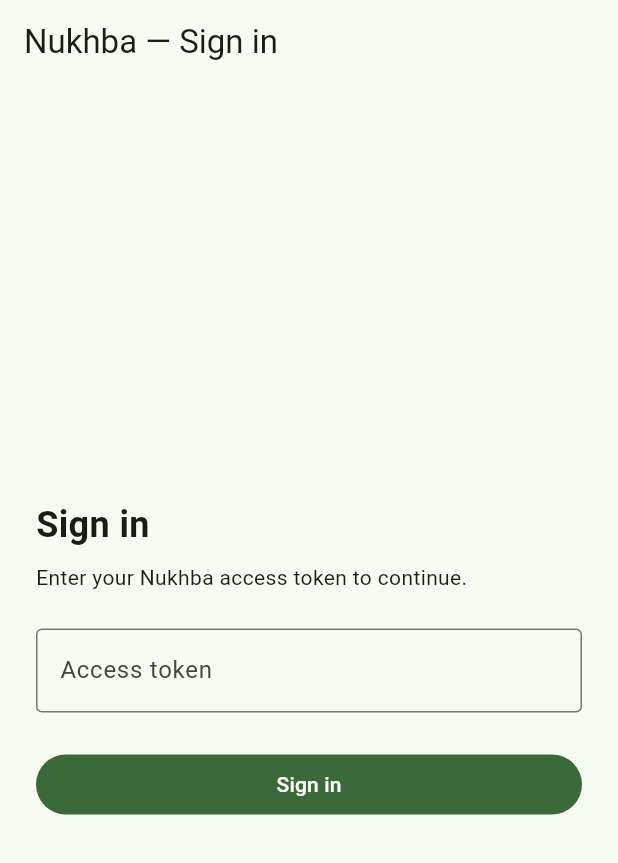
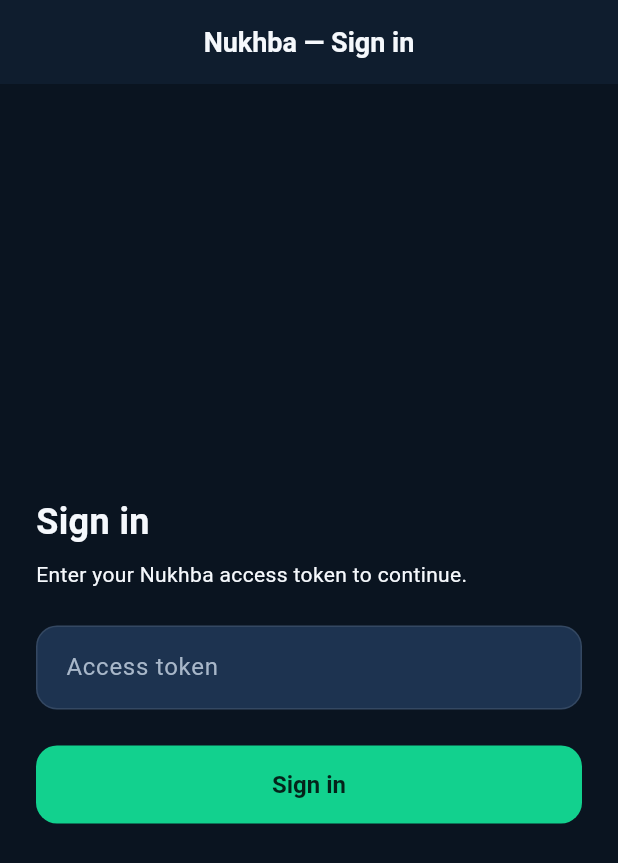
Before and after one commit to adbrhmanalmaghrbi-sudo/nukhba, a Flutter app: the screen it shows after launch, on a phone screen of 412 x 824 dp. Shown: the top 863 px of the screen. Run offline on Flutter 3.47's test engine with Material 3 defaults, Android fonts, the phone set to English and light mode, and no system bars; our stand-ins replace flutter_riverpod, flutter_secure_storage, riverpod_annotation; missing offline and left inert: dart_jsonwebtoken, pointycastle, postgres; generated files the repository leaves out were written again.

Commit message:
feat(app): wire AppTheme.dark into MaterialApp

```diff
--- a/apps/mobile/lib/app.dart
+++ b/apps/mobile/lib/app.dart
@@ -6,10 +6,14 @@
 /// table is declared here — v1 routing is the session gate's job (see
 /// `session_gate.dart`); URL-addressable routes arrive with the later
 /// multi-screen slices.
+///
+/// The visual identity is centralized in [AppTheme] (the "Midnight Pitch"
+/// design system); every screen inherits it through Theme.of(context).
 library;
 
 import 'package:flutter/material.dart';
 
+import 'core/theme/app_theme.dart';
 import 'features/auth/session_gate.dart';
 
 /// The Nukhba client application shell.
@@ -21,10 +25,8 @@ class NukhbaApp extends StatelessWidget {
   Widget build(BuildContext context) {
     return MaterialApp(
       title: 'Nukhba',
-      theme: ThemeData(
-        colorSchemeSeed: const Color(0xFF1B5E20),
-        useMaterial3: true,
-      ),
+      debugShowCheckedModeBanner: false,
+      theme: AppTheme.dark,
       home: const SessionGate(),
     );
   }
```
